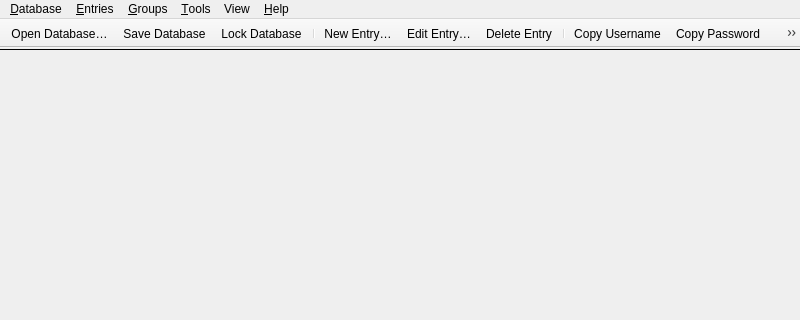
Before: the Qt Designer form src/gui/MainWindow.ui in beyondlabfr/keepassxc, drawn with Qt 5; both pictures show x 0 to 800 and y 0 to 320 of the 800 by 600 pixel window.
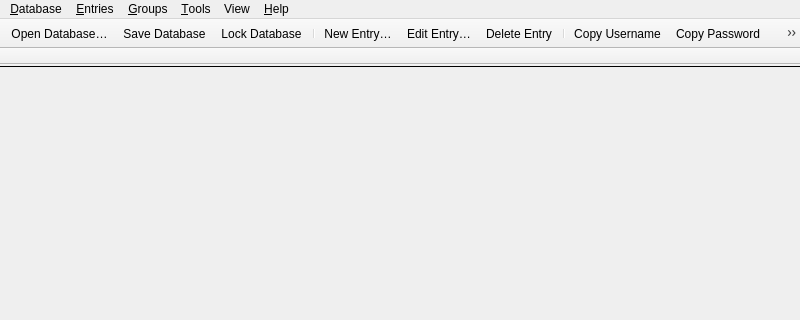
After: the same form once the commit is applied. Custom widgets are drawn as their Qt base class.

Commit message: update search position

The edit to the form file:
```diff
--- a/src/gui/MainWindow.ui
+++ b/src/gui/MainWindow.ui
@@ -449,6 +449,26 @@
    <addaction name="actionSettings"/>
    <addaction name="separator"/>
   </widget>
+  <widget class="QToolBar" name="searchToolBar">
+   <property name="windowTitle">
+    <string>Search</string>
+   </property>
+   <property name="contextMenuPolicy">
+    <enum>Qt::PreventContextMenu</enum>
+   </property>
+   <property name="movable">
+    <bool>false</bool>
+   </property>
+   <property name="floatable">
+    <bool>false</bool>
+   </property>
+   <attribute name="toolBarArea">
+    <enum>TopToolBarArea</enum>
+   </attribute>
+   <attribute name="toolBarBreak">
+    <bool>true</bool>
+   </attribute>
+  </widget>
   <action name="actionQuit">
    <property name="text">
     <string>&amp;Quit</string>
```
The commit also changes 5 other files.
